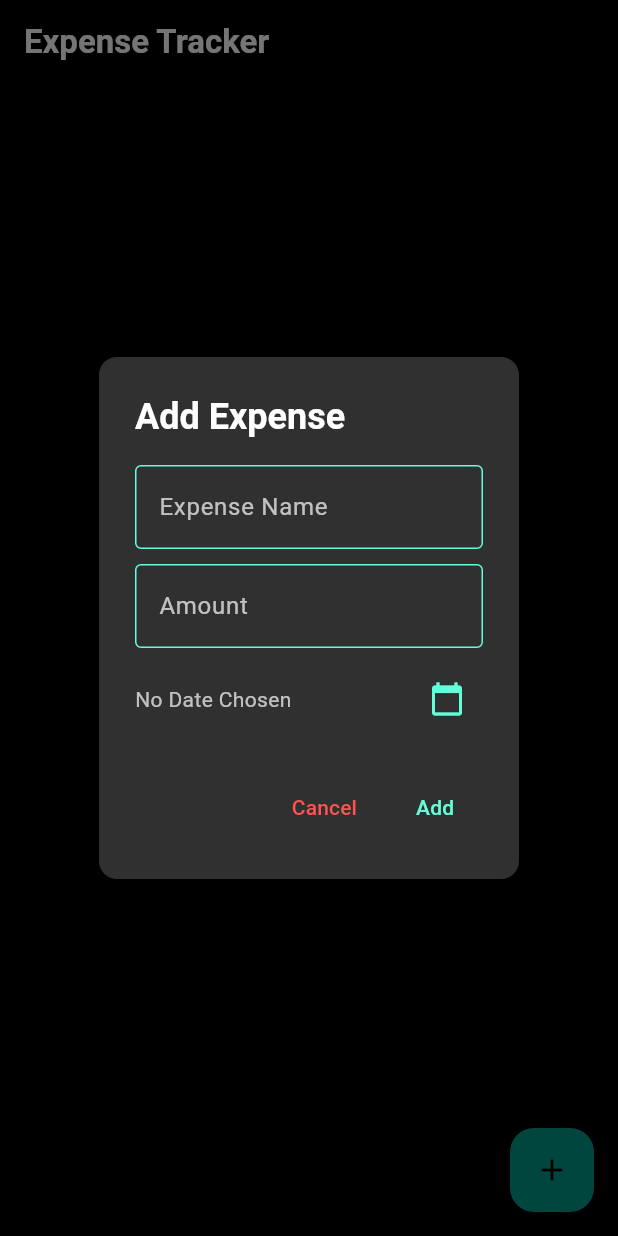
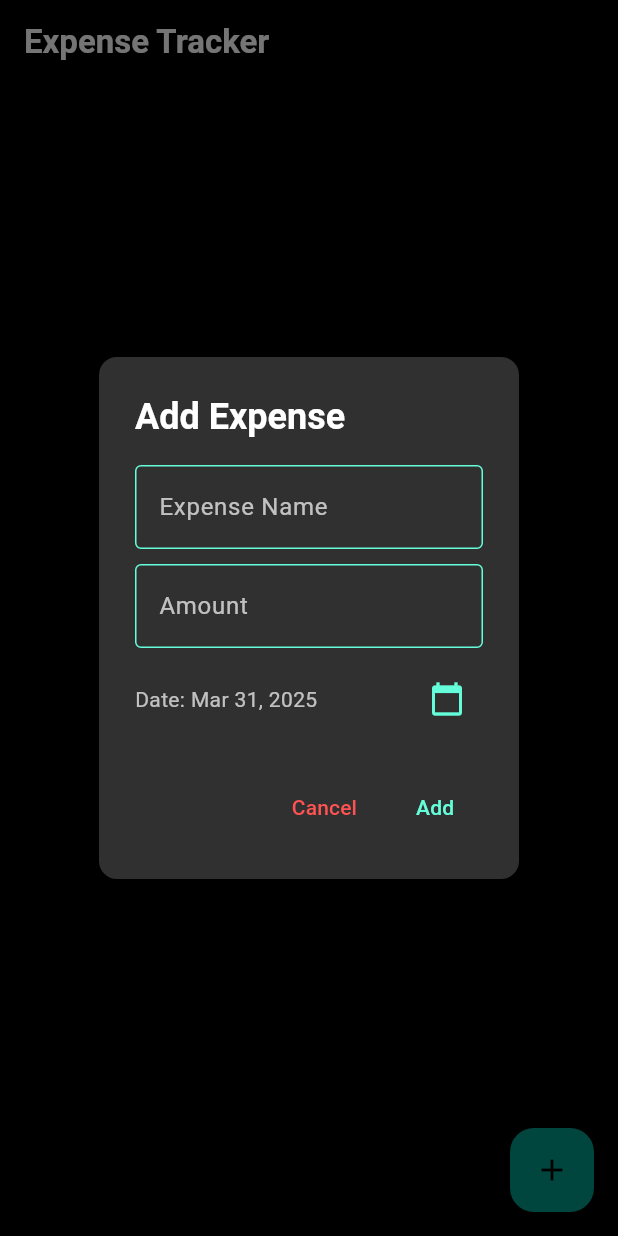
Before and after one commit to antonysajant/expense-tracker, a Flutter app: the screen it shows after launch, after a tap on the "add" icon, on a phone screen of 412 x 824 dp. Run offline on Flutter 3.47's test engine with Material 3 defaults, Android fonts, the phone set to English and light mode, and no system bars.

```diff
--- a/lib/main.dart
+++ b/lib/main.dart
@@ -19,8 +19,7 @@ class ExpenseTrackerApp extends StatelessWidget {
           foregroundColor: Colors.white,
           elevation: 0,
         ),
-        colorScheme:
-            ColorScheme.fromSwatch(primarySwatch: Colors.teal).copyWith(
+        colorScheme: ColorScheme.fromSwatch(primarySwatch: Colors.teal).copyWith(
           brightness: Brightness.dark,
           secondary: Colors.tealAccent,
         ),
@@ -44,18 +43,23 @@ class _HomeScreenState extends State<HomeScreen> {
   final TextEditingController _nameController = TextEditingController();
   final TextEditingController _amountController = TextEditingController();
   DateTime? _selectedDate;
+  String? _errorText;
 
   void _showAddExpenseDialog() {
+    _nameController.clear();
+    _amountController.clear();
+    _selectedDate = DateTime.now();
+    _errorText = null;
+
     showDialog(
       context: context,
       builder: (context) {
+        return StatefulBuilder(
+          builder: (context, setState) {
             return AlertDialog(
               backgroundColor: Colors.grey[850],
-          shape:
-              RoundedRectangleBorder(borderRadius: BorderRadius.circular(12)),
-          title: const Text("Add Expense",
-              style:
-                  TextStyle(color: Colors.white, fontWeight: FontWeight.bold)),
+              shape: RoundedRectangleBorder(borderRadius: BorderRadius.circular(12)),
+              title: const Text("Add Expense", style: TextStyle(color: Colors.white, fontWeight: FontWeight.bold)),
               content: Column(
                 mainAxisSize: MainAxisSize.min,
                 children: [
@@ -64,10 +68,8 @@ class _HomeScreenState extends State<HomeScreen> {
                     decoration: InputDecoration(
                       labelText: "Expense Name",
                       labelStyle: const TextStyle(color: Colors.white70),
-                  enabledBorder: OutlineInputBorder(
-                      borderSide: BorderSide(color: Colors.tealAccent)),
-                  focusedBorder: OutlineInputBorder(
-                      borderSide: BorderSide(color: Colors.teal)),
+                      enabledBorder: OutlineInputBorder(borderSide: BorderSide(color: Colors.tealAccent)),
+                      focusedBorder: OutlineInputBorder(borderSide: BorderSide(color: Colors.teal)),
                     ),
                     style: const TextStyle(color: Colors.white),
                   ),
@@ -78,27 +80,32 @@ class _HomeScreenState extends State<HomeScreen> {
                     decoration: InputDecoration(
                       labelText: "Amount",
                       labelStyle: const TextStyle(color: Colors.white70),
-                  enabledBorder: OutlineInputBorder(
-                      borderSide: BorderSide(color: Colors.tealAccent)),
-                  focusedBorder: OutlineInputBorder(
-                      borderSide: BorderSide(color: Colors.teal)),
+                      enabledBorder: OutlineInputBorder(borderSide: BorderSide(color: Colors.tealAccent)),
+                      focusedBorder: OutlineInputBorder(borderSide: BorderSide(color: Colors.teal)),
+                      errorText: _errorText,
                     ),
                     style: const TextStyle(color: Colors.white),
+                    onChanged: (value) {
+                      setState(() {
+                        if (value.isEmpty || double.tryParse(value) == null) {
+                          _errorText = "Please enter a valid number";
+                        } else {
+                          _errorText = null;
+                        }
+                      });
+                    },
                   ),
                   const SizedBox(height: 10),
                   Row(
                     children: [
                       Expanded(
                         child: Text(
-                      _selectedDate == null
-                          ? "No Date Chosen"
-                          : "Date: ${DateFormat.yMMMd().format(_selectedDate!)}",
+                          "Date: ${DateFormat.yMMMd().format(_selectedDate!)}",
                           style: const TextStyle(color: Colors.white70),
                         ),
                       ),
                       IconButton(
-                    icon: const Icon(Icons.calendar_today,
-                        color: Colors.tealAccent),
+                        icon: const Icon(Icons.calendar_today, color: Colors.tealAccent),
                         onPressed: () async {
                           DateTime? pickedDate = await showDatePicker(
                             context: context,
@@ -124,7 +131,6 @@ class _HomeScreenState extends State<HomeScreen> {
                             setState(() {
                               _selectedDate = pickedDate;
                             });
-                        _showAddExpenseDialog();
                           }
                         },
                       ),
@@ -135,18 +141,26 @@ class _HomeScreenState extends State<HomeScreen> {
               actions: [
                 TextButton(
                   onPressed: () => Navigator.of(context).pop(),
-              child: const Text("Cancel",
-                  style: TextStyle(color: Colors.redAccent)),
+                  child: const Text("Cancel", style: TextStyle(color: Colors.redAccent)),
                 ),
                 TextButton(
                   onPressed: () {
-                // Add logic to save expense
+                    setState(() {
+                      if (_amountController.text.isEmpty || double.tryParse(_amountController.text) == null) {
+                        _errorText = "Please enter a valid number";
+                        return;
+                      }
+                      _errorText = null;
+                    });
+                    if (_errorText == null) {
                       Navigator.of(context).pop();
+                    }
                   },
-              child:
-                  const Text("Add", style: TextStyle(color: Colors.tealAccent)),
+                  child: const Text("Add", style: TextStyle(color: Colors.tealAccent)),
                 ),
               ],
+            );
+          },
         );
       },
     );
@@ -155,12 +169,9 @@ class _HomeScreenState extends State<HomeScreen> {
   @override
   Widget build(BuildContext context) {
     return Scaffold(
-      appBar: AppBar(
-          title: const Text("Expense Tracker",
-              style: TextStyle(fontWeight: FontWeight.bold))),
+      appBar: AppBar(title: const Text("Expense Tracker", style: TextStyle(fontWeight: FontWeight.bold))),
       body: const Center(
-        child: Text("No expenses added yet",
-            style: TextStyle(color: Colors.white70, fontSize: 16)),
+        child: Text("No expenses added yet", style: TextStyle(color: Colors.white70, fontSize: 16)),
       ),
       floatingActionButton: FloatingActionButton(
         onPressed: _showAddExpenseDialog,
```
Lines whose indentation alone changed are shown as unchanged.
